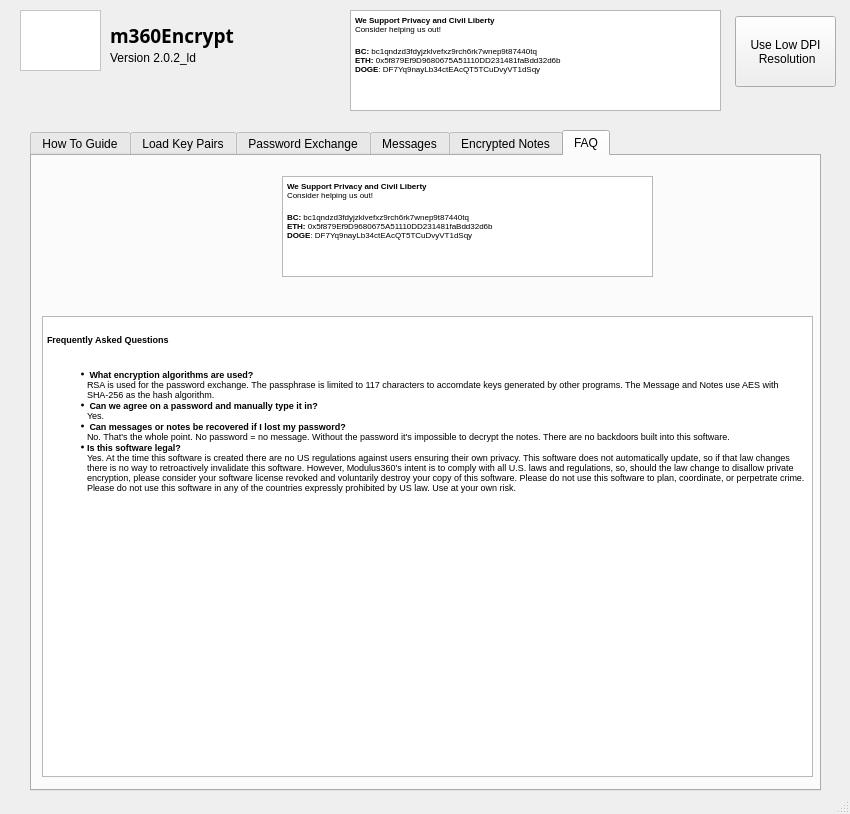
This is funky_screen.ui in ifpthenq/m360Encrypt as Qt 5 draws it before an edit. The edited form follows.
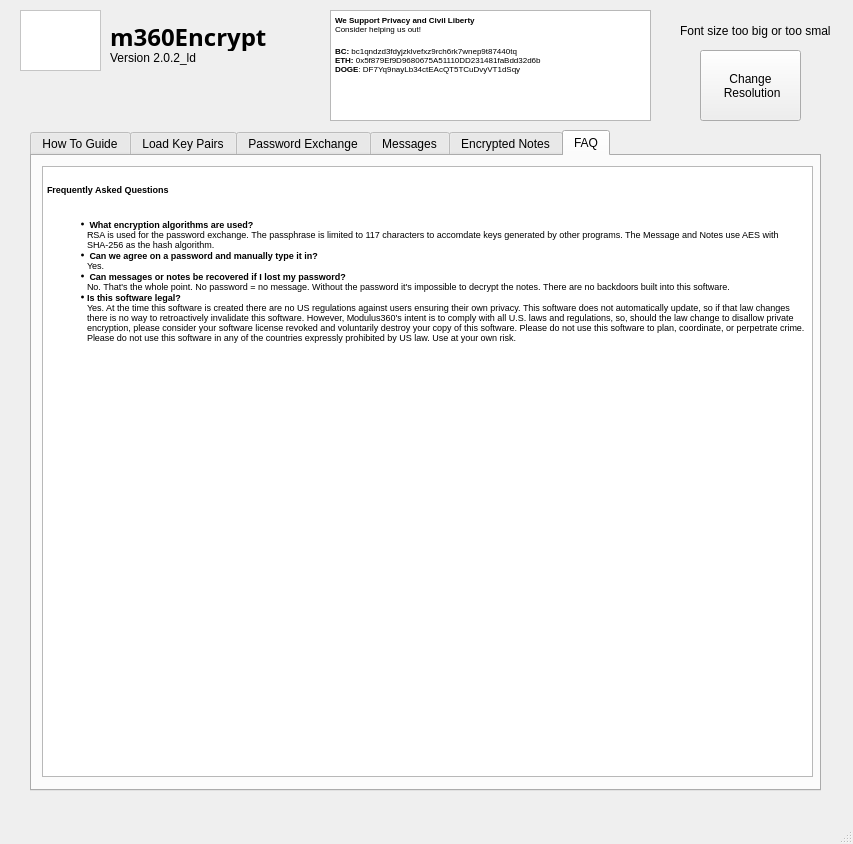
This is the edited form. The open tabs and pages were chosen to show the change. Icons and pictures are not drawn.

```diff
--- a/funky_screen.ui
+++ b/funky_screen.ui
@@ -6,8 +6,8 @@
    <rect>
     <x>0</x>
     <y>0</y>
-    <width>850</width>
-    <height>814</height>
+    <width>853</width>
+    <height>844</height>
    </rect>
   </property>
   <property name="windowTitle">
@@ -32,7 +32,7 @@
      </font>
     </property>
     <property name="text">
-     <string>&lt;html&gt;&lt;head/&gt;&lt;body&gt;&lt;p&gt;&lt;span style=&quot; font-size:14pt; font-weight:600;&quot;&gt;m360Encrypt&lt;/span&gt;&lt;/p&gt;&lt;/body&gt;&lt;/html&gt;</string>
+     <string>&lt;html&gt;&lt;head/&gt;&lt;body&gt;&lt;p&gt;&lt;span style=&quot; font-size:18pt; font-weight:600;&quot;&gt;m360Encrypt&lt;/span&gt;&lt;/p&gt;&lt;/body&gt;&lt;/html&gt;</string>
     </property>
     <property name="scaledContents">
      <bool>true</bool>
@@ -825,9 +825,9 @@
       <property name="geometry">
        <rect>
         <x>10</x>
-        <y>160</y>
+        <y>10</y>
         <width>771</width>
-        <height>461</height>
+        <height>611</height>
        </rect>
       </property>
       <property name="readOnly">
@@ -837,8 +837,8 @@
        <string>&lt;!DOCTYPE HTML PUBLIC &quot;-//W3C//DTD HTML 4.0//EN&quot; &quot;http://www.w3.org/TR/REC-html40/strict.dtd&quot;&gt;
 &lt;html&gt;&lt;head&gt;&lt;meta name=&quot;qrichtext&quot; content=&quot;1&quot; /&gt;&lt;style type=&quot;text/css&quot;&gt;
 p, li { white-space: pre-wrap; }
-&lt;/style&gt;&lt;/head&gt;&lt;body style=&quot; font-family:'MS Shell Dlg 2'; font-size:8pt; font-weight:400; font-style:normal;&quot;&gt;
-&lt;p style=&quot;-qt-paragraph-type:empty; margin-top:0px; margin-bottom:0px; margin-left:0px; margin-right:0px; -qt-block-indent:0; text-indent:0px; font-size:8.25pt;&quot;&gt;&lt;br /&gt;&lt;/p&gt;
+&lt;/style&gt;&lt;/head&gt;&lt;body style=&quot; font-family:'MS Shell Dlg 2'; font-size:8.25pt; font-weight:400; font-style:normal;&quot;&gt;
+&lt;p style=&quot;-qt-paragraph-type:empty; margin-top:0px; margin-bottom:0px; margin-left:0px; margin-right:0px; -qt-block-indent:0; text-indent:0px;&quot;&gt;&lt;br /&gt;&lt;/p&gt;
 &lt;p style=&quot; margin-top:0px; margin-bottom:0px; margin-left:0px; margin-right:0px; -qt-block-indent:0; text-indent:0px;&quot;&gt;&lt;span style=&quot; font-size:7pt; font-weight:600;&quot;&gt;Frequently Asked Questions &lt;/span&gt;&lt;span style=&quot; font-size:7pt;&quot;&gt;&lt;br /&gt;&lt;/span&gt;&lt;/p&gt;
 &lt;ul style=&quot;margin-top: 0px; margin-bottom: 0px; margin-left: 0px; margin-right: 0px; -qt-list-indent: 1;&quot;&gt;&lt;li style=&quot; font-size:7pt;&quot; style=&quot; margin-top:12px; margin-bottom:0px; margin-left:0px; margin-right:0px; -qt-block-indent:0; text-indent:0px;&quot;&gt; &lt;span style=&quot; font-weight:600;&quot;&gt;What encryption algorithms are used?&lt;/span&gt; &lt;br /&gt;RSA is used for the password exchange. The passphrase is limited to 117 characters to accomdate keys generated by other programs. The Message and Notes use AES with SHA-256 as the hash algorithm. &lt;/li&gt;
 &lt;li style=&quot; font-size:7pt;&quot; style=&quot; margin-top:0px; margin-bottom:0px; margin-left:0px; margin-right:0px; -qt-block-indent:0; text-indent:0px;&quot;&gt;&lt;span style=&quot; font-weight:600;&quot;&gt; Can we agree on a password and manually type it in?&lt;/span&gt;&lt;br /&gt;Yes. &lt;/li&gt;
@@ -846,44 +846,8 @@
 &lt;li style=&quot; font-size:7pt;&quot; style=&quot; margin-top:0px; margin-bottom:0px; margin-left:0px; margin-right:0px; -qt-block-indent:0; text-indent:0px;&quot;&gt;&lt;span style=&quot; font-weight:600;&quot;&gt;Is this software legal?&lt;/span&gt;&lt;br /&gt;Yes. At the time this software is created there are no US regulations against users ensuring their own privacy. This software does not automatically update, so if that law changes there is no way to retroactively invalidate this software. However, Modulus360's intent is to comply with all U.S. laws and regulations, so, should the law change to disallow private encryption, please consider your software license revoked and voluntarily destroy your copy of this software. Please do not use this software to plan, coordinate, or perpetrate crime. Please do not use this software in any of the countries expressly prohibited by US law. Use at your own risk. &lt;/li&gt;&lt;/ul&gt;&lt;/body&gt;&lt;/html&gt;</string>
       </property>
      </widget>
-     <widget class="QTextBrowser" name="textBrowser_2">
-      <property name="geometry">
-       <rect>
-        <x>250</x>
-        <y>20</y>
-        <width>371</width>
-        <height>101</height>
-       </rect>
-      </property>
-      <property name="html">
-       <string>&lt;!DOCTYPE HTML PUBLIC &quot;-//W3C//DTD HTML 4.0//EN&quot; &quot;http://www.w3.org/TR/REC-html40/strict.dtd&quot;&gt;
-&lt;html&gt;&lt;head&gt;&lt;meta name=&quot;qrichtext&quot; content=&quot;1&quot; /&gt;&lt;style type=&quot;text/css&quot;&gt;
-p, li { white-space: pre-wrap; }
-&lt;/style&gt;&lt;/head&gt;&lt;body style=&quot; font-family:'MS Shell Dlg 2'; font-size:8pt; font-weight:400; font-style:normal;&quot;&gt;
-&lt;p style=&quot; margin-top:0px; margin-bottom:0px; margin-left:0px; margin-right:0px; -qt-block-indent:0; text-indent:0px;&quot;&gt;&lt;span style=&quot; font-size:6pt; font-weight:600;&quot;&gt;We Support Privacy and Civil Liberty&lt;br /&gt;&lt;/span&gt;&lt;span style=&quot; font-size:6pt;&quot;&gt;Consider helping us out!&lt;/span&gt;&lt;/p&gt;
-&lt;p style=&quot; margin-top:12px; margin-bottom:12px; margin-left:0px; margin-right:0px; -qt-block-indent:0; text-indent:0px;&quot;&gt;&lt;span style=&quot; font-size:6pt; font-weight:600;&quot;&gt;BC:&lt;/span&gt;&lt;span style=&quot; font-size:6pt;&quot;&gt; bc1qndzd3fdyjzklvefxz9rch6rk7wnep9t87440tq&lt;br /&gt;&lt;/span&gt;&lt;span style=&quot; font-size:6pt; font-weight:600;&quot;&gt;ETH:&lt;/span&gt;&lt;span style=&quot; font-size:6pt;&quot;&gt; 0x5f879Ef9D9680675A51110DD231481faBdd32d6b&lt;br /&gt;&lt;/span&gt;&lt;span style=&quot; font-size:6pt; font-weight:600;&quot;&gt;DOGE&lt;/span&gt;&lt;span style=&quot; font-size:6pt;&quot;&gt;: DF7Yq9nayLb34ctEAcQT5TCuDvyVT1dSqy&lt;/span&gt;&lt;/p&gt;&lt;/body&gt;&lt;/html&gt;</string>
-      </property>
-     </widget>
     </widget>
    </widget>
-   <widget class="QTextBrowser" name="textBrowser">
-    <property name="geometry">
-     <rect>
-      <x>350</x>
-      <y>10</y>
-      <width>371</width>
-      <height>101</height>
-     </rect>
-    </property>
-    <property name="html">
-     <string>&lt;!DOCTYPE HTML PUBLIC &quot;-//W3C//DTD HTML 4.0//EN&quot; &quot;http://www.w3.org/TR/REC-html40/strict.dtd&quot;&gt;
-&lt;html&gt;&lt;head&gt;&lt;meta name=&quot;qrichtext&quot; content=&quot;1&quot; /&gt;&lt;style type=&quot;text/css&quot;&gt;
-p, li { white-space: pre-wrap; }
-&lt;/style&gt;&lt;/head&gt;&lt;body style=&quot; font-family:'MS Shell Dlg 2'; font-size:8pt; font-weight:400; font-style:normal;&quot;&gt;
-&lt;p style=&quot; margin-top:0px; margin-bottom:0px; margin-left:0px; margin-right:0px; -qt-block-indent:0; text-indent:0px;&quot;&gt;&lt;span style=&quot; font-size:6pt; font-weight:600;&quot;&gt;We Support Privacy and Civil Liberty&lt;br /&gt;&lt;/span&gt;&lt;span style=&quot; font-size:6pt;&quot;&gt;Consider helping us out!&lt;/span&gt;&lt;/p&gt;
-&lt;p style=&quot; margin-top:12px; margin-bottom:12px; margin-left:0px; margin-right:0px; -qt-block-indent:0; text-indent:0px;&quot;&gt;&lt;span style=&quot; font-size:6pt; font-weight:600;&quot;&gt;BC:&lt;/span&gt;&lt;span style=&quot; font-size:6pt;&quot;&gt; bc1qndzd3fdyjzklvefxz9rch6rk7wnep9t87440tq&lt;br /&gt;&lt;/span&gt;&lt;span style=&quot; font-size:6pt; font-weight:600;&quot;&gt;ETH:&lt;/span&gt;&lt;span style=&quot; font-size:6pt;&quot;&gt; 0x5f879Ef9D9680675A51110DD231481faBdd32d6b&lt;br /&gt;&lt;/span&gt;&lt;span style=&quot; font-size:6pt; font-weight:600;&quot;&gt;DOGE&lt;/span&gt;&lt;span style=&quot; font-size:6pt;&quot;&gt;: DF7Yq9nayLb34ctEAcQT5TCuDvyVT1dSqy&lt;/span&gt;&lt;/p&gt;&lt;/body&gt;&lt;/html&gt;</string>
-    </property>
-   </widget>
    <widget class="QLabel" name="label_4">
     <property name="geometry">
      <rect>
@@ -922,17 +886,51 @@
    <widget class="QPushButton" name="pushButton_16">
     <property name="geometry">
      <rect>
-      <x>735</x>
-      <y>16</y>
+      <x>700</x>
+      <y>50</y>
       <width>101</width>
       <height>71</height>
      </rect>
     </property>
     <property name="text">
-     <string>Use Low DPI 
+     <string>Change 
  Resolution</string>
     </property>
    </widget>
+   <widget class="QTextEdit" name="textEdit_5">
+    <property name="geometry">
+     <rect>
+      <x>330</x>
+      <y>10</y>
+      <width>321</width>
+      <height>111</height>
+     </rect>
+    </property>
+    <property name="readOnly">
+     <bool>true</bool>
+    </property>
+    <property name="html">
+     <string>&lt;!DOCTYPE HTML PUBLIC &quot;-//W3C//DTD HTML 4.0//EN&quot; &quot;http://www.w3.org/TR/REC-html40/strict.dtd&quot;&gt;
+&lt;html&gt;&lt;head&gt;&lt;meta name=&quot;qrichtext&quot; content=&quot;1&quot; /&gt;&lt;style type=&quot;text/css&quot;&gt;
+p, li { white-space: pre-wrap; }
+&lt;/style&gt;&lt;/head&gt;&lt;body style=&quot; font-family:'MS Shell Dlg 2'; font-size:8.25pt; font-weight:400; font-style:normal;&quot;&gt;
+&lt;p style=&quot; margin-top:0px; margin-bottom:0px; margin-left:0px; margin-right:0px; -qt-block-indent:0; text-indent:0px;&quot;&gt;&lt;span style=&quot; font-size:6pt; font-weight:600;&quot;&gt;We Support Privacy and Civil Liberty&lt;br /&gt;&lt;/span&gt;&lt;span style=&quot; font-size:6pt;&quot;&gt;Consider helping us out!&lt;/span&gt;&lt;/p&gt;
+&lt;p style=&quot; margin-top:12px; margin-bottom:12px; margin-left:0px; margin-right:0px; -qt-block-indent:0; text-indent:0px;&quot;&gt;&lt;span style=&quot; font-size:6pt; font-weight:600;&quot;&gt;BC:&lt;/span&gt;&lt;span style=&quot; font-size:6pt;&quot;&gt; bc1qndzd3fdyjzklvefxz9rch6rk7wnep9t87440tq&lt;br /&gt;&lt;/span&gt;&lt;span style=&quot; font-size:6pt; font-weight:600;&quot;&gt;ETH:&lt;/span&gt;&lt;span style=&quot; font-size:6pt;&quot;&gt; 0x5f879Ef9D9680675A51110DD231481faBdd32d6b&lt;br /&gt;&lt;/span&gt;&lt;span style=&quot; font-size:6pt; font-weight:600;&quot;&gt;DOGE&lt;/span&gt;&lt;span style=&quot; font-size:6pt;&quot;&gt;: DF7Yq9nayLb34ctEAcQT5TCuDvyVT1dSqy&lt;/span&gt;&lt;/p&gt;&lt;/body&gt;&lt;/html&gt;</string>
+    </property>
+   </widget>
+   <widget class="QLabel" name="label_12">
+    <property name="geometry">
+     <rect>
+      <x>680</x>
+      <y>20</y>
+      <width>151</width>
+      <height>21</height>
+     </rect>
+    </property>
+    <property name="text">
+     <string>Font size too big or too small?</string>
+    </property>
+   </widget>
    <zorder>textBrowser_3</zorder>
    <zorder>label</zorder>
    <zorder>label_2</zorder>
```
Left out of the diff: 50 changed lines with no effect on the pictures.
